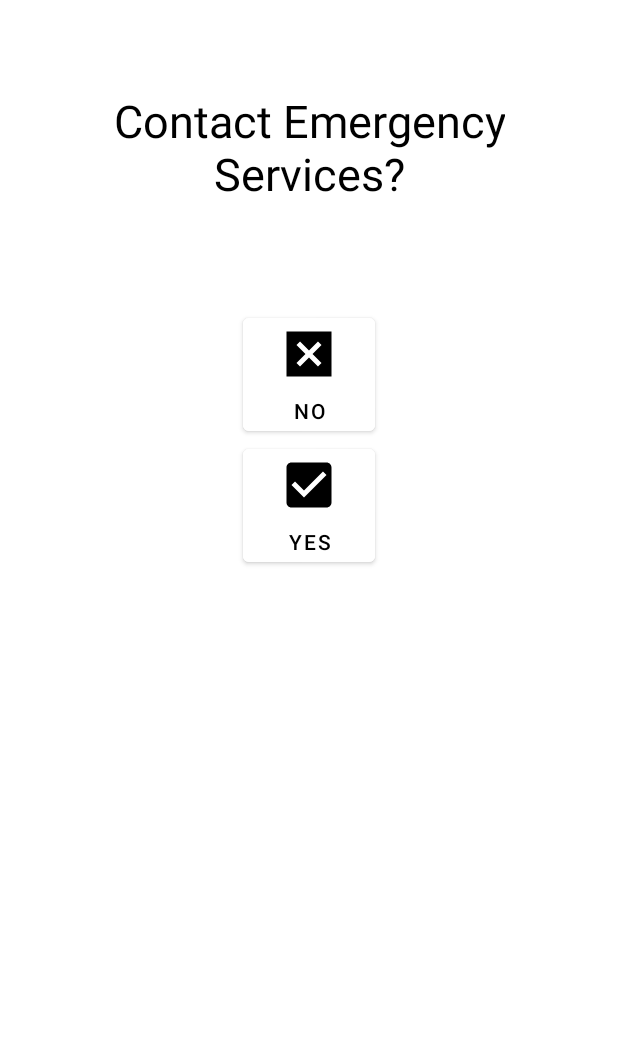
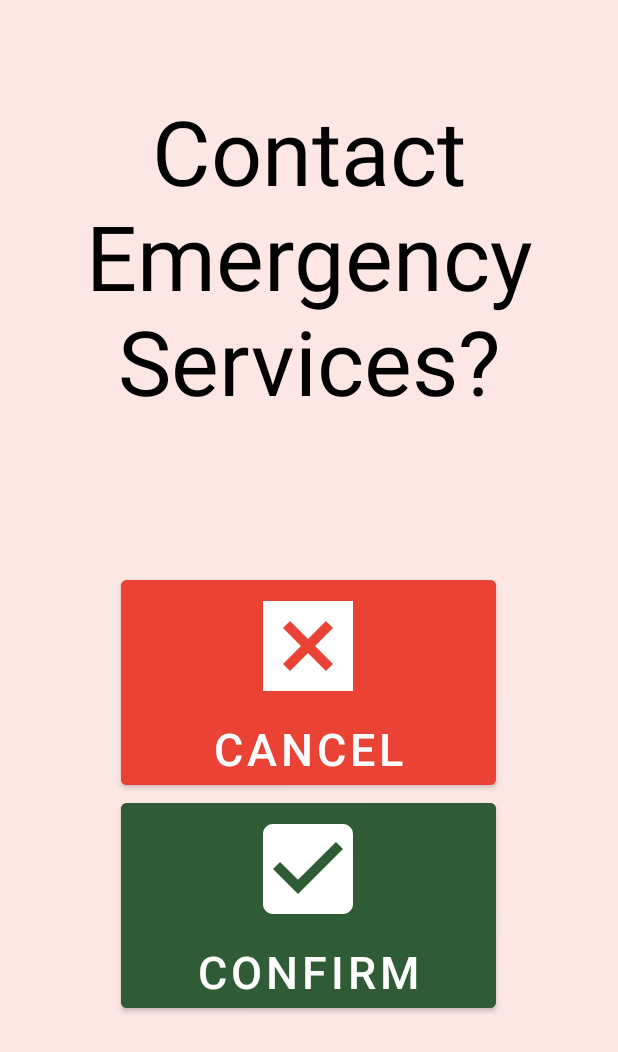
Before and after one commit to XinyuLiu5566/CS465-Project, an Android app: the layout call_emergency.xml on its own in the app's theme, with its tools: preview values and no code run, on a phone screen of 412 x 824 dp. Shown: the top 1052 px of the screen. Run offline under Robolectric (Android 15) with nearby library versions, the light colour scheme and no system bars.

Commit message:
Edited contact EMS page

```diff
--- /dev/null
+++ b/app/src/main/res/drawable/white_checkbox.xml
@@ -0,0 +1,5 @@
+<vector android:height="80dp" android:tint="#FFFFFF"
+    android:viewportHeight="24" android:viewportWidth="24"
+    android:width="80dp" xmlns:android="http://schemas.android.com/apk/res/android">
+    <path android:fillColor="#a31d02" android:pathData="M19,3L5,3c-1.11,0 -2,0.9 -2,2v14c0,1.1 0.89,2 2,2h14c1.11,0 2,-0.9 2,-2L21,5c0,-1.1 -0.89,-2 -2,-2zM10,17l-5,-5 1.41,-1.41L10,14.17l7.59,-7.59L19,8l-9,9z"/>
+</vector>
--- /dev/null
+++ b/app/src/main/res/drawable/white_x.xml
@@ -0,0 +1,5 @@
+<vector android:height="80dp" android:tint="#FFFFFF"
+    android:viewportHeight="24" android:viewportWidth="24"
+    android:width="80dp" xmlns:android="http://schemas.android.com/apk/res/android">
+    <path android:fillColor="#a31d02" android:pathData="M3,3v18h18V3H3zM17,15.59L15.59,17L12,13.41L8.41,17L7,15.59L10.59,12L7,8.41L8.41,7L12,10.59L15.59,7L17,8.41L13.41,12L17,15.59z"/>
+</vector>
--- a/app/src/main/res/layout/call_emergency.xml
+++ b/app/src/main/res/layout/call_emergency.xml
@@ -3,6 +3,7 @@
     android:layout_width="match_parent"
     android:layout_height="match_parent"
     android:gravity="center_horizontal"
+    android:background="#20ea4335"
     android:orientation="vertical">
 
     <TextView
@@ -10,28 +11,28 @@
         android:layout_height="wrap_content"
         android:text="Contact Emergency\nServices?"
         android:textColor="@color/black"
-        android:textSize="30sp"
+        android:textSize="60sp"
         android:gravity="center"
         android:layout_marginTop="60dp"
         />
 
     <Button
         android:id="@+id/button_success"
-        android:layout_width="wrap_content"
+        android:layout_width="250dp"
         android:layout_height="wrap_content"
-        android:layout_marginTop="70dp"
-        android:backgroundTint="@color/white"
-        android:drawableTop="@drawable/ic_baseline_disabled_by_default_24"
-        android:text="No"
-        android:textColor="@color/black"
-        android:textSize="14sp" />
+        android:layout_marginTop="100dp"
+        android:backgroundTint="#ea4335"
+        android:drawableTop="@drawable/white_x"
+        android:text="Cancel"
+        android:textColor="@color/white"
+        android:textSize="30sp" />
 
-    <Button
-        android:layout_width="wrap_content"
-        android:layout_height="wrap_content"
-        android:backgroundTint="@color/white"
-        android:drawableTop="@drawable/ic_baseline_check_box_24"
-        android:text="Yes"
-        android:textColor="@color/black"
-        android:textSize="14sp" />
+<Button
+    android:layout_width="250dp"
+    android:layout_height="wrap_content"
+    android:drawableTop="@drawable/white_checkbox"
+    android:text="confirm"
+    android:backgroundTint="#2f5c36"
+    android:textColor="@color/white"
+    android:textSize="30sp" />
 </LinearLayout>
```
